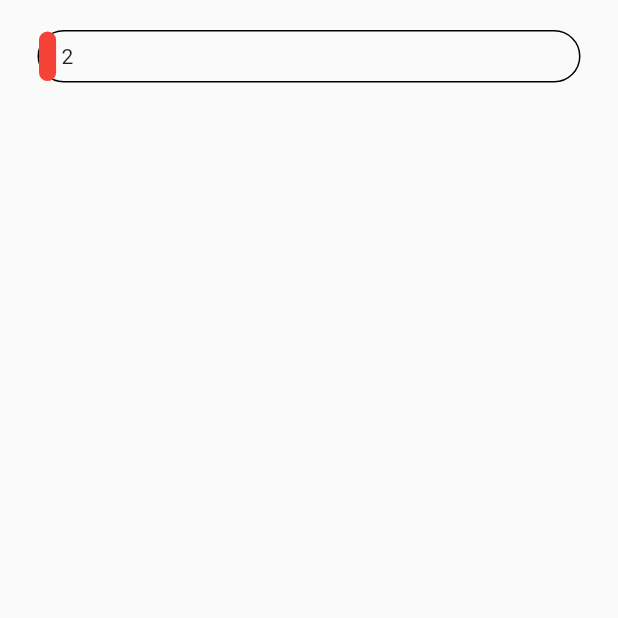
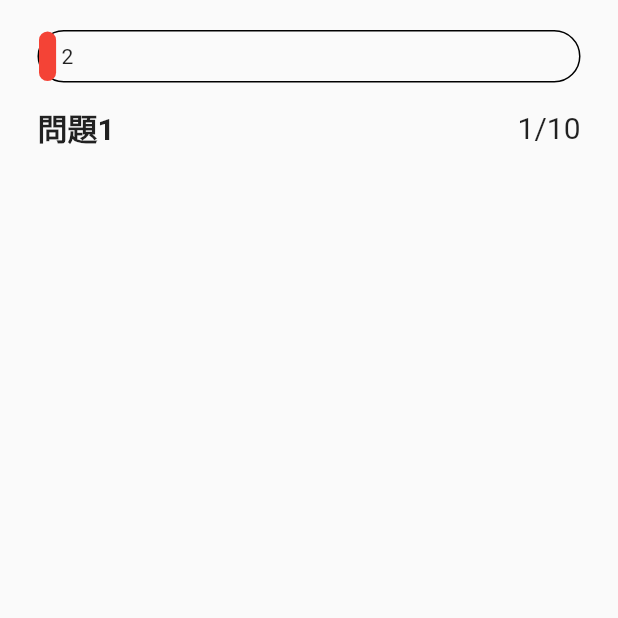
Before and after one commit to tomohiro1024/flutter_football, a Flutter app: the Body screen opened directly, on a phone screen of 412 x 824 dp, the top half of it. Run offline on Flutter 3.47's test engine with Material 2 defaults, Android fonts, the phone set to English and light mode, and no system bars; our stand-ins replace get.

```diff
--- a/lib/screens/quiz/components/body.dart
+++ b/lib/screens/quiz/components/body.dart
@@ -14,9 +14,28 @@ class Body extends StatelessWidget {
         child: Padding(
           padding: const EdgeInsets.symmetric(horizontal: 25),
           child: Column(
-            children: const [
-              SizedBox(height: 20),
-              ProgressBar(),
+            children: [
+              const SizedBox(height: 20),
+              const ProgressBar(),
+              const SizedBox(height: 15),
+              Row(
+                children: [
+                  Text(
+                    "問題1",
+                    style: TextStyle(
+                      fontSize: 20.0,
+                      fontWeight: FontWeight.bold,
+                    ),
+                  ),
+                  Spacer(),
+                  Text(
+                    "1/10",
+                    style: TextStyle(
+                      fontSize: 20.0,
+                    ),
+                  ),
+                ],
+              )
             ],
           ),
         ),
```
